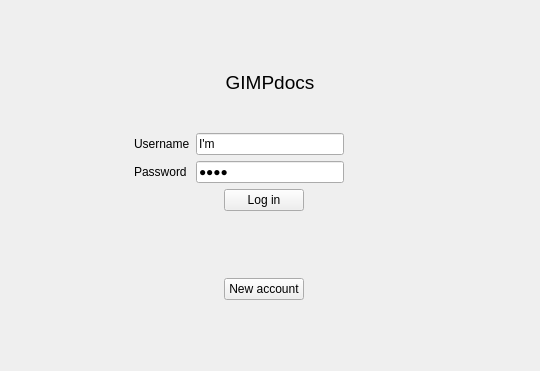
The window that CLIENT/GUI/ui/gui_login.ui (GiuliCler/GIMPteam) describes before a commit, drawn with Qt 5.
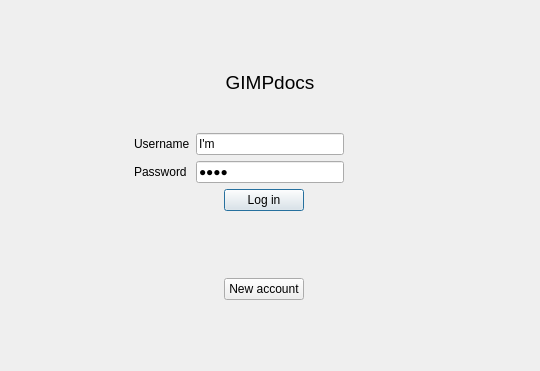
The same window after the commit.

```diff
--- a/CLIENT/GUI/ui/gui_login.ui
+++ b/CLIENT/GUI/ui/gui_login.ui
@@ -174,6 +174,12 @@
              <property name="text">
               <string>Log in</string>
              </property>
+             <property name="autoDefault">
+              <bool>true</bool>
+             </property>
+             <property name="default">
+              <bool>true</bool>
+             </property>
             </widget>
            </item>
            <item>
```
